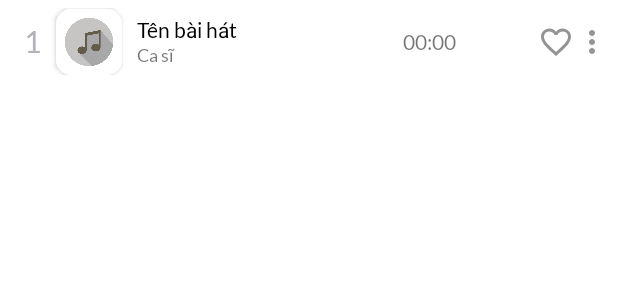
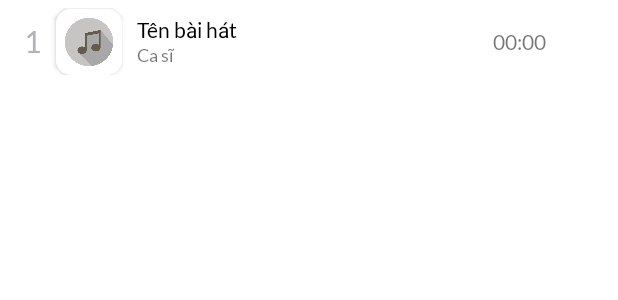
Before and after one commit to Loan555/Music_player, an Android app: the layout chart_adapter.xml on its own in the app's theme, with its tools: preview values and no code run, on a phone screen of 412 x 824 dp. Shown: the top 300 px of the screen. Run offline under Robolectric (Android 15) with nearby library versions, the phone set to English and light mode, and no system bars.

```diff
--- a/app/src/main/java/com/loan555/musicplayer/ui/home/HomeFragment.kt
+++ b/app/src/main/java/com/loan555/musicplayer/ui/home/HomeFragment.kt
@@ -81,14 +81,11 @@ class HomeFragment : Fragment(), ListSongAdapter.OnItemClickListener {
 
     override fun onLongClick(v: View?, item: SongCustom, position: Int) {
         val popupMenu = PopupMenu(this.requireContext(), v)
-        popupMenu.inflate(R.menu.popup_menu)
+        popupMenu.inflate(R.menu.local_popup)
         popupMenu.setOnMenuItemClickListener {
             when (it.itemId) {
                 R.id.popup_like -> {
                     Log.d(MY_TAG, "thêm vào bài hát yêu thích: $item")
-                }
-                R.id.popup_download -> {
-                    Log.d(MY_TAG, "tải về: $item")
                 }
                 R.id.popup_add_playlist -> {
                     Log.d(MY_TAG, "them vao danh sach phat: $item")
--- a/app/src/main/res/layout/chart_adapter.xml
+++ b/app/src/main/res/layout/chart_adapter.xml
@@ -65,7 +65,7 @@
     </LinearLayout>
 
     <View
-        android:layout_width="250dp"
+        android:layout_width="80dp"
         android:layout_height="41dp"
         android:background="@drawable/background_item"
         app:layout_constraintBottom_toBottomOf="@id/guidelineVe"
@@ -81,27 +81,6 @@
         android:textSize="14sp"
         app:layout_constraintBottom_toBottomOf="@id/guidelineVe"
         app:layout_constraintLeft_toLeftOf="@id/guidelineHo"
-        app:layout_constraintRight_toRightOf="@id/guidelineHo"
-        app:layout_constraintTop_toTopOf="@id/guidelineVe" />
-
-    <ImageButton
-        android:id="@+id/btn_more_adapter"
-        android:layout_width="wrap_content"
-        android:layout_height="wrap_content"
-        android:background="@color/no_color"
-        android:src="@drawable/ic_baseline_more_vert_white_24"
-        app:layout_constraintBottom_toBottomOf="@id/guidelineVe"
-        app:layout_constraintRight_toRightOf="parent"
-        app:layout_constraintTop_toTopOf="@id/guidelineVe" />
-
-    <ImageButton
-        android:id="@+id/btn_favorite_adapter"
-        android:layout_width="wrap_content"
-        android:layout_height="wrap_content"
-        android:background="@color/no_color"
-        android:src="@drawable/ic_baseline_favorite_border_24"
-        app:layout_constraintBottom_toBottomOf="@id/guidelineVe"
-        app:layout_constraintRight_toLeftOf="@id/btn_more_adapter"
         app:layout_constraintRight_toRightOf="parent"
         app:layout_constraintTop_toTopOf="@id/guidelineVe" />
 
```
Also changed, not shown: app/src/main/java/com/loan555/musicplayer/MainActivity.kt (+46 -40 lines), app/src/main/java/com/loan555/musicplayer/model/AppViewModel.kt (+9 -0 lines), app/src/main/java/com/loan555/musicplayer/ui/dashboard/DashboardFragment.kt (+23 -0 lines), app/src/main/java/com/loan555/musicplayer/ui/dashboard/ListChartAdapter.kt (+8 -2 lines), app/src/main/java/com/loan555/musicplayer/ui/notifications/NotificationsFragment.kt (+27 -1 lines), app/src/main/res/menu/local_popup.xml (added, +9 -0 lines).
